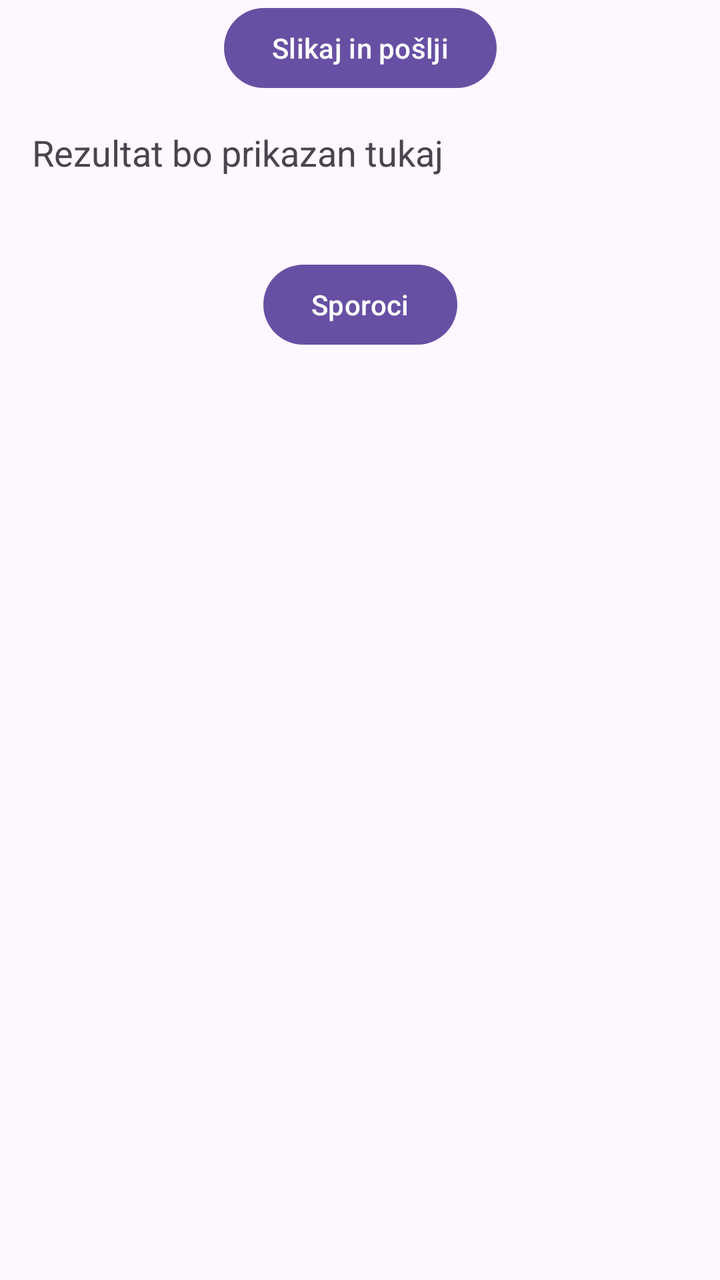
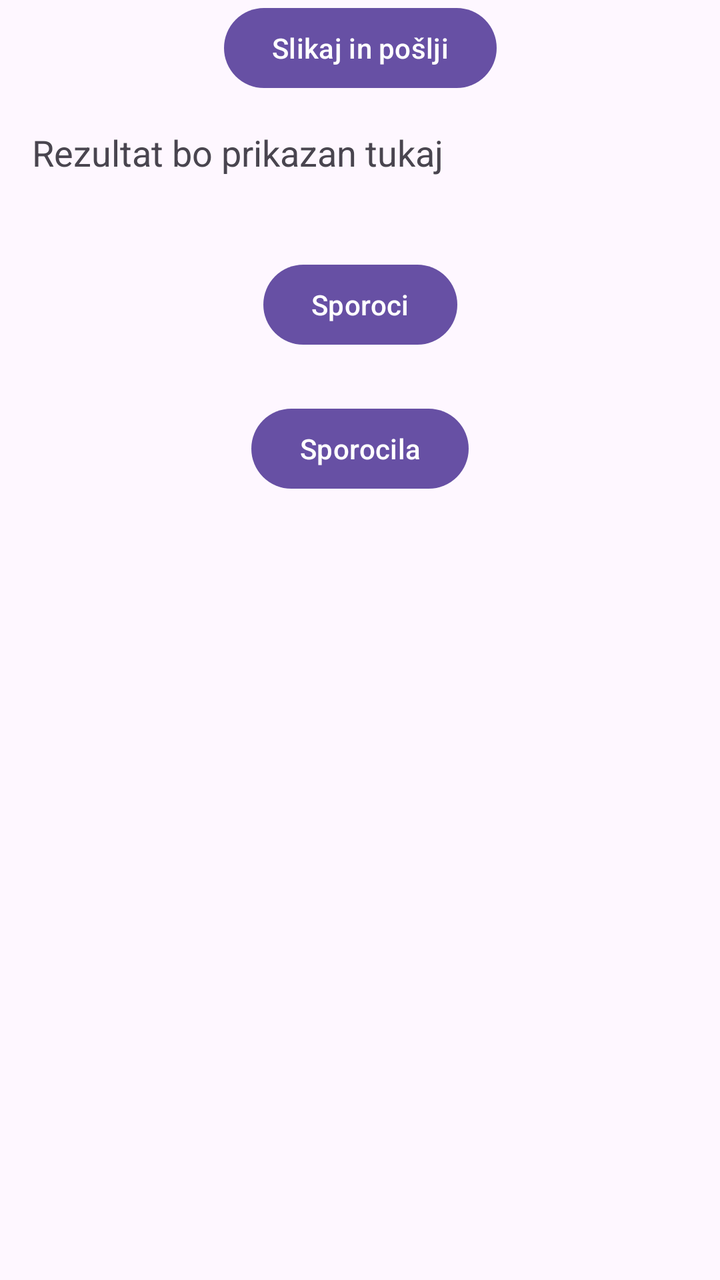

The first picture is an Android layout as it rendered before a commit; the second is the same layout after the commit. The layout source and the unified diff follow.
<!-- AndroidManifest.xml: application theme Theme.Wind -->
<!-- res/layout/activity_main.xml -->
<?xml version="1.0" encoding="utf-8"?>
<androidx.constraintlayout.widget.ConstraintLayout
    xmlns:android="http://schemas.android.com/apk/res/android"
    xmlns:app="http://schemas.android.com/apk/res-auto"
    xmlns:tools="http://schemas.android.com/tools"
    android:layout_width="match_parent"
    android:layout_height="match_parent">

    <Button
        android:id="@+id/btnTestApi"
        android:layout_width="wrap_content"
        android:layout_height="wrap_content"
        android:text="Slikaj in pošlji"
        app:layout_constraintTop_toTopOf="parent"
        app:layout_constraintStart_toStartOf="parent"
        app:layout_constraintEnd_toEndOf="parent"/>

    <TextView
        android:id="@+id/txtResult"
        android:layout_width="0dp"
        android:layout_height="wrap_content"
        android:text="Rezultat bo prikazan tukaj"
        android:textSize="18sp"
        android:padding="16dp"
        app:layout_constraintTop_toBottomOf="@id/btnTestApi"
        app:layout_constraintStart_toStartOf="parent"
        app:layout_constraintEnd_toEndOf="parent"/>

    <Button
        android:id="@+id/btnMessage"
        android:layout_width="wrap_content"
        android:layout_height="wrap_content"
        android:layout_marginTop="24dp"
        android:text="Sporoci"
        app:layout_constraintEnd_toEndOf="parent"
        app:layout_constraintStart_toStartOf="parent"
        app:layout_constraintTop_toBottomOf="@+id/txtResult" />


</androidx.constraintlayout.widget.ConstraintLayout>
<!-- resources referenced by this layout -->
<resources>
  <style name="Theme.Wind" parent="Base.Theme.Wind" />
  <style name="Base.Theme.Wind" parent="Theme.Material3.DayNight.NoActionBar">
          
          
      </style>
</resources>

<!-- the commit's change to res/layout/activity_main.xml (unified diff, before → after) -->
@@ -36,5 +36,15 @@
         app:layout_constraintStart_toStartOf="parent"
         app:layout_constraintTop_toBottomOf="@+id/txtResult" />
 
+    <Button
+        android:id="@+id/btnEvents"
+        android:layout_width="wrap_content"
+        android:layout_height="wrap_content"
+        android:layout_marginTop="24dp"
+        android:text="Sporocila"
+        app:layout_constraintEnd_toEndOf="parent"
+        app:layout_constraintStart_toStartOf="parent"
+        app:layout_constraintTop_toBottomOf="@+id/btnMessage" />
+
 
 </androidx.constraintlayout.widget.ConstraintLayout>
